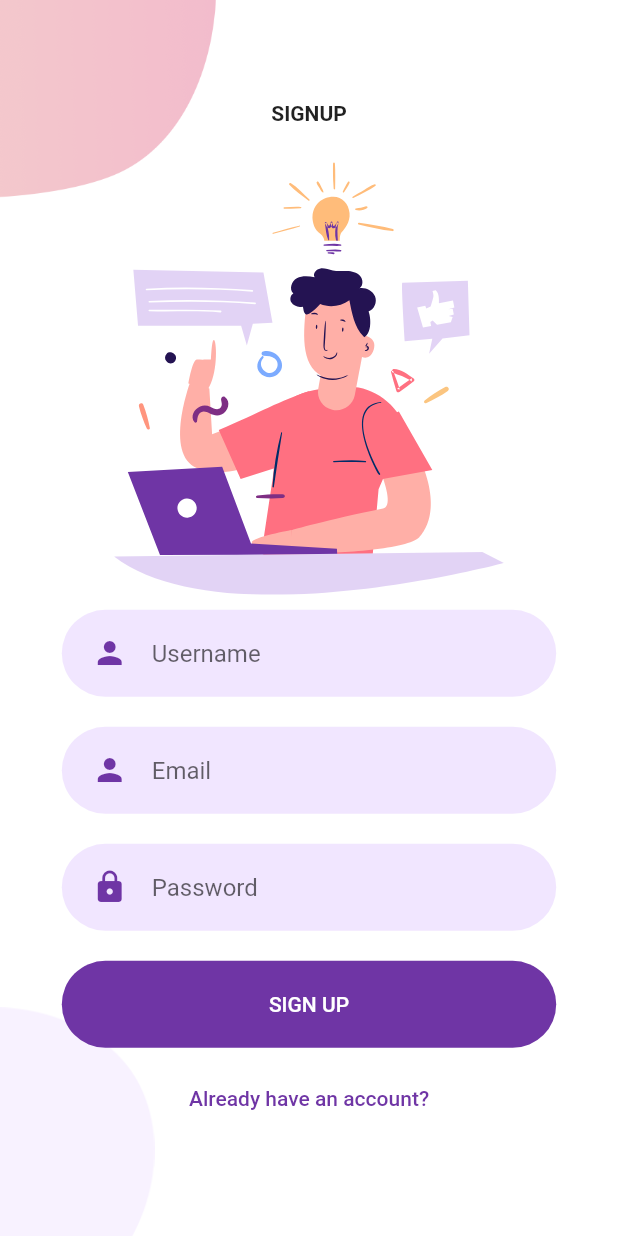
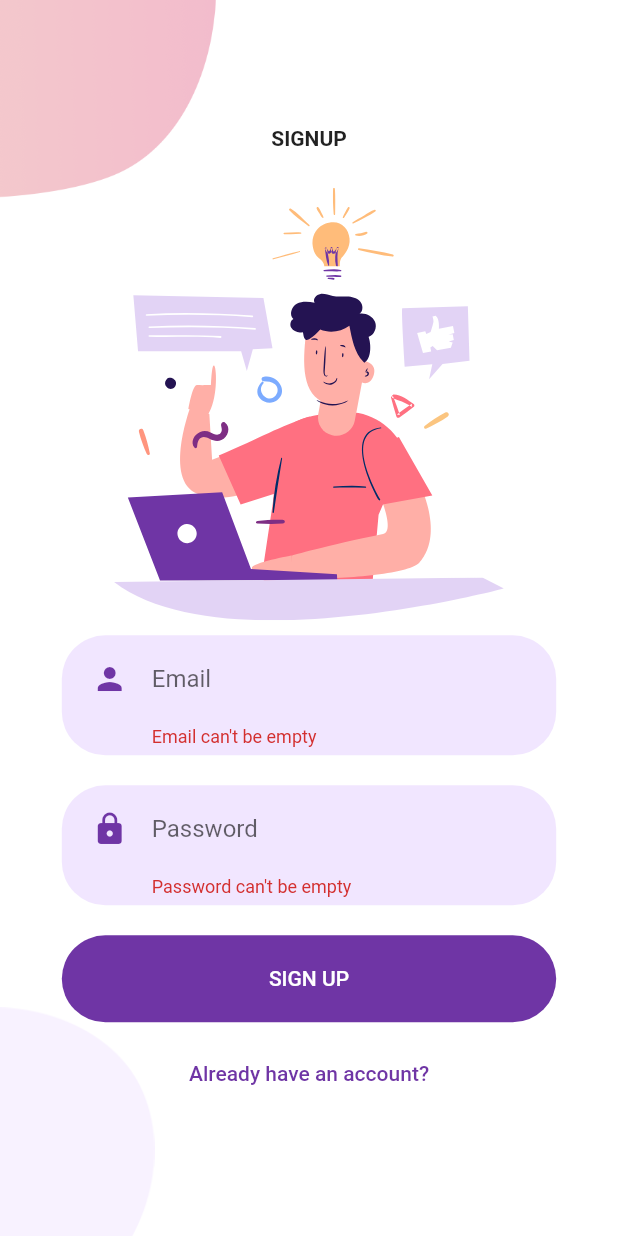
Before and after one commit to YisusOnDev/PracticeJob_Flutter, a Flutter app: the SignUpPage screen opened by its route, after a tap on "SIGN UP", on a phone screen of 412 x 824 dp. Run offline on Flutter 3.47's test engine with Material 2 defaults, Android fonts, the phone set to English and light mode, and no system bars; our stand-ins replace flutter_svg.

Commit message:
validation, util(dialog) and removed username field

```diff
--- a/lib/src/components/rounded_input_field.dart
+++ /dev/null
@@ -1,33 +0,0 @@
-import 'package:flutter/material.dart';
-import 'package:practicejob/constants.dart';
-import 'package:practicejob/src/components/text_field_container.dart';
-
-class RoundedInputField extends StatelessWidget {
-  final String hintText;
-  final IconData icon;
-  final ValueChanged<String> onChanged;
-  const RoundedInputField({
-    Key? key,
-    required this.hintText,
-    this.icon = Icons.person,
-    required this.onChanged,
-  }) : super(key: key);
-
-  @override
-  Widget build(BuildContext context) {
-    return TextFieldContainer(
-      child: TextField(
-        onChanged: onChanged,
-        cursorColor: cPrimaryColor,
-        decoration: InputDecoration(
-          icon: Icon(
-            icon,
-            color: cPrimaryColor,
-          ),
-          hintText: hintText,
-          border: InputBorder.none,
-        ),
-      ),
-    );
-  }
-}
--- a/lib/src/components/rounded_password_field.dart
+++ /dev/null
@@ -1,30 +0,0 @@
-import 'package:flutter/material.dart';
-import 'package:practicejob/constants.dart';
-import 'package:practicejob/src/components/text_field_container.dart';
-
-class RoundedPasswordField extends StatelessWidget {
-  final ValueChanged<String> onChanged;
-  const RoundedPasswordField({
-    Key? key,
-    required this.onChanged,
-  }) : super(key: key);
-
-  @override
-  Widget build(BuildContext context) {
-    return TextFieldContainer(
-      child: TextField(
-        obscureText: true,
-        onChanged: onChanged,
-        cursorColor: cPrimaryColor,
-        decoration: const InputDecoration(
-          hintText: "Password",
-          icon: Icon(
-            Icons.lock,
-            color: cPrimaryColor,
-          ),
-          border: InputBorder.none,
-        ),
-      ),
-    );
-  }
-}
--- a/lib/src/models/user.dart
+++ b/lib/src/models/user.dart
@@ -1,16 +1,16 @@
+import 'package:json_annotation/json_annotation.dart';
+part 'user.g.dart';
+
+/// flutter pub run build_runner build
+@JsonSerializable()
 class User {
-  String? id;
-  String? username;
+  User(this.id, this.email, this.password);
+
+  int? id;
   String email;
   String password;
 
-  // Constructor, with syntactic sugar for assignment to members.
-  User(
-    this.id,
-    this.username,
-    this.email,
-    this.password,
-  ) {
-    // Initialization code goes here.
-  }
+  factory User.fromJson(Map<String, dynamic> json) => _$UserFromJson(json);
+
+  Map<String, dynamic> toJson() => _$UserToJson(this);
 }
--- a/lib/src/pages/signup_page.dart
+++ b/lib/src/pages/signup_page.dart
@@ -1,11 +1,9 @@
-import 'dart:convert';
-
 import 'package:flutter/material.dart';
 import 'package:flutter_svg/flutter_svg.dart';
 import 'package:practicejob/constants.dart';
-import 'package:practicejob/src/components/rounded_input_field.dart';
-import 'package:practicejob/src/components/rounded_password_field.dart';
+import 'package:practicejob/src/components/text_field_container.dart';
 import 'package:practicejob/src/models/user.dart';
+import 'package:practicejob/src/models/util.dart';
 import 'package:practicejob/src/pages/home_page.dart';
 import 'package:practicejob/src/pages/login_page.dart';
 import 'package:practicejob/src/services/auth_service.dart';
@@ -24,8 +22,12 @@ class SignUpPage extends StatefulWidget {
 class _SignUpPageState extends State<SignUpPage> {
   final AuthService _auth = AuthService();
   String _email = "";
-  String _username = "";
   String _password = "";
+
+  final _pwdController = TextEditingController();
+  final _emailController = TextEditingController();
+  bool _pwdValidate = false;
+  bool _emailValidate = false;
 
   @override
   Widget build(BuildContext context) {
@@ -66,22 +68,44 @@ class _SignUpPageState extends State<SignUpPage> {
                     "assets/icons/signup.svg",
                     height: size.height * 0.35,
                   ),
-                  RoundedInputField(
-                    hintText: "Username",
-                    onChanged: (value) {
-                      _username = value;
-                    },
-                  ),
-                  RoundedInputField(
-                    hintText: "Email",
+                  TextFieldContainer(
+                    child: TextField(
                       onChanged: (value) {
                         _email = value;
                       },
+                      cursorColor: cPrimaryColor,
+                      controller: _emailController,
+                      decoration: InputDecoration(
+                        hintText: "Email",
+                        errorText:
+                            _emailValidate ? 'Email can\'t be empty' : null,
+                        icon: const Icon(
+                          Icons.person,
+                          color: cPrimaryColor,
                         ),
-                  RoundedPasswordField(
+                        border: InputBorder.none,
+                      ),
+                    ),
+                  ),
+                  TextFieldContainer(
+                    child: TextField(
+                      obscureText: true,
                       onChanged: (value) {
                         _password = value;
                       },
+                      cursorColor: cPrimaryColor,
+                      controller: _pwdController,
+                      decoration: InputDecoration(
+                        hintText: "Password",
+                        errorText:
+                            _pwdValidate ? 'Password can\'t be empty' : null,
+                        icon: const Icon(
+                          Icons.lock,
+                          color: cPrimaryColor,
+                        ),
+                        border: InputBorder.none,
+                      ),
+                    ),
                   ),
                   Container(
                     // sign up button with nice size
@@ -95,13 +119,24 @@ class _SignUpPageState extends State<SignUpPage> {
                     ),
                     child: TextButton(
                       onPressed: () async {
+                        setState(() {
+                          _pwdController.text.isEmpty
+                              ? _pwdValidate = true
+                              : _pwdValidate = false;
+                          _emailController.text.isEmpty
+                              ? _emailValidate = true
+                              : _emailValidate = false;
+                        });
+
+                        if (!_pwdValidate && !_emailValidate) {
                           final res = await _auth
-                            .register(User(null, _username, _email, _password));
-                        if (res.statusCode != 200) {
-                          print("FAIL");
+                              .register(User(null, _email, _password));
+                          if (res.statusCode == 200) {
+                            Navigator.pushNamed(context, HomePage.pageName);
                           } else {
-                          print("OK");
-                          Navigator.pushNamed(context, HomePage.pageName);
+                            Util.showMyDialog(context, "Error",
+                                "An error has occurred. Please try again");
+                          }
                         }
                       },
                       style: TextButton.styleFrom(primary: Colors.white),
--- a/lib/src/services/auth_service.dart
+++ b/lib/src/services/auth_service.dart
@@ -15,11 +15,8 @@ class AuthService {
       headers: <String, String>{
         'Content-Type': 'application/json; charset=UTF-8',
       },
-      body: jsonEncode(<String, String>{
-        'username': u.username.toString(),
-        'email': u.email,
-        'password': u.password
-      }),
+      body: jsonEncode(
+          <String, String>{'email': u.email, 'password': u.password}),
     );
   }
 
--- a/pubspec.yaml
+++ b/pubspec.yaml
@@ -31,6 +31,7 @@ dependencies:
     sdk: flutter
   http: 0.13.4
   flutter_svg: ^0.23.0+1
+  json_annotation: ^4.3.0
 
 
   # The following adds the Cupertino Icons font to your application.
@@ -41,6 +42,8 @@ dependencies:
 dev_dependencies:
   flutter_test:
     sdk: flutter
+  build_runner: ^2.0.0
+  json_serializable: ^6.0.0
 
   # The "flutter_lints" package below contains a set of recommended lints to
   # encourage good coding practices. The lint set provided by the package is
```
Also changed, not shown: lib/src/models/util.dart (added, +32 -0 lines), lib/src/pages/login_page.dart (+60 -12 lines), lib/src/models/user.g.dart (added), pubspec.lock. Lines whose indentation alone changed are shown as unchanged.
